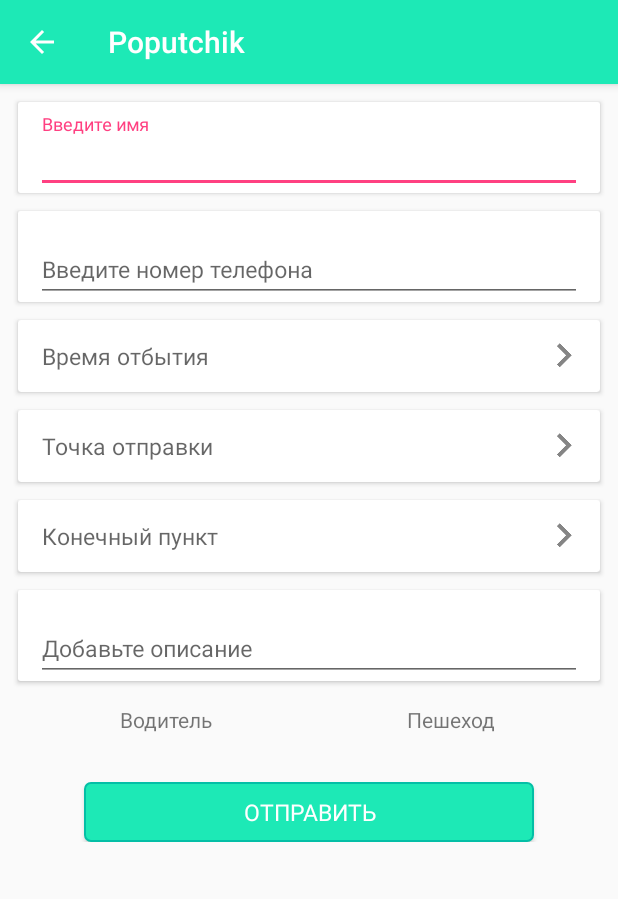
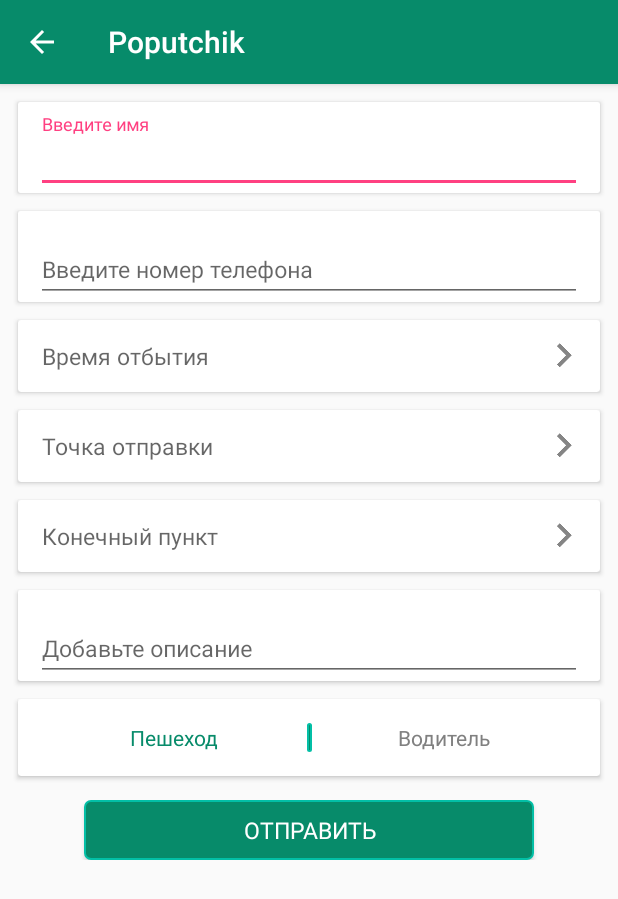
Before and after one commit to AAlier/Poputka, an Android app: the screen it shows after launch (PostActivity), after a tap on "Добавить", on a phone screen of 412 x 824 dp. Shown: the top 899 px of the screen. Run offline under Robolectric (Android 15) with nearby library versions, the phone set to English and light mode, and no system bars; libraries missing offline, so code that uses them is left out: com.kunzisoft.switchdatetime.

Commit message:
Post request is updated

```diff
--- a/app/src/main/java/neobis/alier/poputchik/model/Info.kt
+++ b/app/src/main/java/neobis/alier/poputchik/model/Info.kt
@@ -14,6 +14,8 @@ data class Info(var id: Int? = -1,
                 var end_address: String? = null,
                 var start_latitude: Double? = null,
                 var start_longitude: Double? = null,
+                var end_latitude: Double? = null,
+                var end_longitude: Double? = null,
                 var start_time: String? = null,
                 var description: String? = null,
                 var available_places: Int? = 0) : Serializable
--- a/app/src/main/java/neobis/alier/poputchik/ui/enter_data/PostActivity.kt
+++ b/app/src/main/java/neobis/alier/poputchik/ui/enter_data/PostActivity.kt
@@ -1,15 +1,10 @@
 package neobis.alier.poputchik.ui.enter_data
 
-import android.app.DatePickerDialog
-import android.app.TimePickerDialog
 import android.content.Intent
 import android.os.Bundle
-import android.text.TextUtils
-import android.text.format.DateFormat
+import android.support.v4.content.ContextCompat
 import android.util.Log
 import android.view.View
-import android.widget.DatePicker
-import android.widget.TimePicker
 import android.widget.Toast
 import com.google.android.gms.maps.model.LatLng
 import com.kunzisoft.switchdatetime.SwitchDateTimeDialogFragment
@@ -22,67 +17,72 @@ import neobis.alier.poputchik.util.Const.*
 import java.text.SimpleDateFormat
 import java.util.*
 
-class PostActivity : BaseActivity(), PostContract.View{
+class PostActivity : BaseActivity(), PostContract.View, View.OnClickListener {
+
+    private var isDriver: Boolean = false
     private lateinit var presenter: PostPresenter
-    private var selectedLocation: LatLng? = null
+    private var selectedStartLocation: LatLng? = null
+    private var selectedEndLocation: LatLng? = null
+
     companion object {
         val TAG = "PostACtiviyt"
     }
+
     override fun onCreate(savedInstanceState: Bundle?) {
         super.onCreate(savedInstanceState)
         setContentView(R.layout.activity_post)
-
         supportActionBar?.setDisplayHomeAsUpEnabled(true)
         init()
     }
 
-    private fun init() {
-        initPresenter()
-        sendBtn.setOnClickListener {
-            var available = 0
-//            if(isDriverSw.isChecked)
-            /*try {
-                available = free_place_control.editText?.text.toString().toInt()
-            } catch (e: NumberFormatException) {
-                e.printStackTrace()
-            }*/
-            presenter.post(
-                    name_control.editText?.text.toString(),
-                    phone_control.editText?.text.toString(),
-                    start_addrTxt.text.toString(),
-                    end_addr_control.text.toString(),
-                    start_timeTxt.text.toString(),
-                    available,
-                    false,
-                    selectedLocation,
-                    description_control.editText?.text.toString())
-        }
-
-       /* isDriverSw.setOnCheckedChangeListener { _, b ->
-            isDriverSw.text = getString(if (b) R.string.driver else R.string.rider)
-            free_view.visibility = if (b) View.VISIBLE else View.GONE
-        }*/
-
-        start_addrTxt.setOnClickListener {
-            val intent = Intent(this, PickAddressActivity::class.java)
-            intent.putExtra("name", start_addrTxt.text.toString())
-            intent.putExtra("location", selectedLocation)
-            startActivityForResult(intent, MAP_START)
-        }
-        end_addr_control.setOnClickListener{
-            val intent = Intent(this, PickAddressActivity::class.java)
-            intent.putExtra("name", end_addr_control.text.toString())
-            intent.putExtra("location", selectedLocation)
-            startActivityForResult(intent, MAP_END)
-        }
-        start_timeTxt.setOnClickListener { v ->
-            showCalendarPicker(getString(R.string.msg_set_data))
+    override fun onClick(v: View?) {
+        when (v) {
+            sendBtn -> sendData()
+            start_addrTxt -> goToMap(start_addrTxt.text.toString(), MAP_START, selectedStartLocation)
+            end_addr_control -> goToMap(end_addr_control.text.toString(), MAP_END, selectedEndLocation)
+            start_timeTxt -> showCalendarPicker(getString(R.string.msg_set_data))
+            rider_check -> setUser(false)
+            driver_check -> setUser(true)
         }
 
     }
 
+    private fun setUser(isDriver: Boolean){
+        this.isDriver = isDriver
+        if (isDriver){
+            driver_check.setTextColor(ContextCompat.getColor(this, R.color.colorPrimary))
+            rider_check.setTextColor(ContextCompat.getColor(this, android.R.color.tertiary_text_light))
+        }else{
+            rider_check.setTextColor(ContextCompat.getColor(this, R.color.colorPrimary))
+            driver_check.setTextColor(ContextCompat.getColor(this, android.R.color.tertiary_text_light))
+        }
+    }
 
-    private fun showCalendarPicker(title: String ) {
+    private fun init() {
+        initPresenter()
+        sendBtn.setOnClickListener(this)
+        start_addrTxt.setOnClickListener(this)
+        end_addr_control.setOnClickListener(this)
+        start_timeTxt.setOnClickListener(this)
+        rider_check.setOnClickListener(this)
+        driver_check.setOnClickListener(this)
+
+    }
+
+    fun sendData() {
+        var available = 0
+        presenter.post(name_control.editText?.text.toString(), phone_control.editText?.text.toString(),
+                start_addrTxt.text.toString(),
+                end_addr_control.text.toString(),
+                start_timeTxt.text.toString(),
+                available,
+                isDriver,
+                selectedStartLocation,
+                selectedEndLocation,
+                description_control.editText?.text.toString())
+    }
+
+    private fun showCalendarPicker(title: String) {
         // Initialize
         val dateTimeFragment = SwitchDateTimeDialogFragment.newInstance(title, "OK", "Cancel");
 
@@ -113,7 +113,7 @@ class PostActivity : BaseActivity(), PostContract.View{
         // Set listener
         dateTimeFragment.setOnButtonClickListener(object : SwitchDateTimeDialogFragment.OnButtonClickListener {
             override fun onPositiveButtonClick(date: Date?) {
-                start_timeTxt.text = SimpleDateFormat("MMMM-dd-yyyy hh:mm", Locale.getDefault()).format(date?.time)
+                start_timeTxt.text = SimpleDateFormat("yyyy-MM-dd'T'hh:mm", Locale.getDefault()).format(date?.time)
             }
 
             override fun onNegativeButtonClick(date: Date?) {
@@ -137,17 +137,24 @@ class PostActivity : BaseActivity(), PostContract.View{
         showWarningMessage(message)
     }
 
+    fun goToMap(address: String, requestCode: Int, selectedLocation: LatLng?) {
+        val intent = Intent(this, PickAddressActivity::class.java)
+        intent.putExtra("name", address)
+        intent.putExtra("location", selectedLocation)
+        startActivityForResult(intent, requestCode)
+    }
+
     override fun onActivityResult(requestCode: Int, resultCode: Int, data: Intent?) {
         super.onActivityResult(requestCode, resultCode, data)
         if (resultCode == RESULT_OK) {
             when (requestCode) {
                 MAP_START -> {
                     start_addrTxt.text = data?.getStringExtra(Const.MAP_RESULT)
-                    selectedLocation = data?.extras?.get(Const.MAP_LOCATION) as LatLng
+                    selectedStartLocation = data?.extras?.get(Const.MAP_LOCATION) as LatLng
                 }
-                MAP_END-> {
+                MAP_END -> {
                     end_addr_control.text = data?.getStringExtra(Const.MAP_RESULT)
-                    selectedLocation = data?.extras?.get(Const.MAP_LOCATION) as LatLng
+                    selectedEndLocation = data?.extras?.get(Const.MAP_LOCATION) as LatLng
                 }
             }
         }
--- a/app/src/main/java/neobis/alier/poputchik/ui/enter_data/PostContract.kt
+++ b/app/src/main/java/neobis/alier/poputchik/ui/enter_data/PostContract.kt
@@ -22,7 +22,8 @@ interface PostContract {
                  startTime: String?,
                  available: Int?,
                  isDriver: Boolean,
-                 selectedLocation: LatLng?,
+                 selectedStartLocation: LatLng?,
+                 selectedEndLocation: LatLng?,
                  description: String?)
     }
 }
--- a/app/src/main/res/layout/activity_post.xml
+++ b/app/src/main/res/layout/activity_post.xml
@@ -226,35 +226,42 @@
 
             </android.support.v7.widget.CardView>
 
-            <LinearLayout
-                android:layout_marginTop="32dp"
-                android:layout_margin="16dp"
-                android:layout_width="match_parent"
-                android:orientation="horizontal"
-                android:layout_height="wrap_content">
-
-                <TextView
-                    android:layout_weight="1"
-                    android:text="@string/driver"
-                    android:textAlignment="center"
-                    android:layout_width="match_parent"
-                    android:layout_height="match_parent" />
-
-                <TextView
-                    android:text="@string/rider"
-                    android:textAlignment="center"
-                    android:layout_weight="1"
-                    android:layout_width="match_parent"
-                    android:layout_height="match_parent" />
-            </LinearLayout>
-
-     <!--       <Switch
-                android:id="@+id/isDriverSw"
+            <android.support.v7.widget.CardView
                 android:layout_width="match_parent"
                 android:layout_height="wrap_content"
-                android:layout_margin="@dimen/margin_12"
-                android:padding="@dimen/margin_8"
-                android:text="@string/rider" />-->
+                android:layout_marginLeft="@dimen/margin_12"
+                android:layout_marginRight="@dimen/margin_12"
+                android:layout_marginTop="@dimen/margin_12">
+
+                <LinearLayout
+                    android:layout_width="match_parent"
+                    android:layout_height="wrap_content"
+                    android:layout_margin="16dp"
+                    android:layout_marginTop="32dp"
+                    android:orientation="horizontal">
+
+                    <TextView
+                        android:id="@+id/rider_check"
+                        android:layout_width="match_parent"
+                        android:layout_height="match_parent"
+                        android:layout_weight="1"
+                        android:textColor="@color/colorPrimary"
+                        android:text="@string/rider"
+                        android:textAlignment="center" />
+                    <View
+                        android:layout_width="3dp"
+                        style="@style/BTN"
+                        android:layout_height="match_parent"/>
+                    <TextView
+                        android:id="@+id/driver_check"
+                        android:layout_width="match_parent"
+                        android:layout_height="match_parent"
+                        android:layout_weight="1"
+                        android:textColor="@android:color/tertiary_text_light"
+                        android:text="@string/driver"
+                        android:textAlignment="center" />
+                </LinearLayout>
+            </android.support.v7.widget.CardView>
 
             <Button
                 android:id="@+id/sendBtn"
--- a/app/src/main/res/values/colors.xml
+++ b/app/src/main/res/values/colors.xml
@@ -1,6 +1,6 @@
 <?xml version="1.0" encoding="utf-8"?>
 <resources>
-    <color name="colorPrimary">#1DE9B6</color>
+    <color name="colorPrimary">#078b6a</color>
     <color name="colorPrimaryDark">#03BFA6</color>
     <color name="colorAccent">#FF4081</color>
 
```
Also changed, not shown: app/src/main/java/neobis/alier/poputchik/ui/enter_data/PostPresenter.kt (+6 -7 lines).
